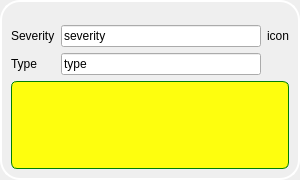
Old version of the form src/blackgui/infowindowcomponent.ui in the repository swift-project/pilotclient.
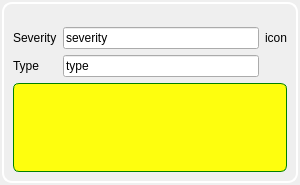
New version of the form. Icons and pictures are not drawn.

Commit message: Formatting, tweaks, style sheet

Patch:
```diff
--- a/src/blackgui/infowindowcomponent.ui
+++ b/src/blackgui/infowindowcomponent.ui
@@ -7,7 +7,7 @@
     <x>0</x>
     <y>0</y>
     <width>300</width>
-    <height>180</height>
+    <height>185</height>
    </rect>
   </property>
   <property name="windowTitle">
@@ -17,7 +17,7 @@
    <string notr="true">QFrame#fr_InfoWindow {
 	border-style: solid;
 	border-width: 2px;
-	border-radius: 20px;
+	border-radius: 10px;
 	border-color: white;
 }
 
@@ -51,19 +51,19 @@
   </property>
   <layout class="QVBoxLayout" name="vl_InfoWindow">
    <property name="spacing">
-    <number>0</number>
+    <number>2</number>
    </property>
    <property name="leftMargin">
-    <number>0</number>
+    <number>2</number>
    </property>
    <property name="topMargin">
-    <number>0</number>
+    <number>2</number>
    </property>
    <property name="rightMargin">
-    <number>0</number>
+    <number>2</number>
    </property>
    <property name="bottomMargin">
-    <number>0</number>
+    <number>2</number>
    </property>
    <item>
     <widget class="QFrame" name="fr_InfoWindow">
```
The commit also changes 2 other files.
